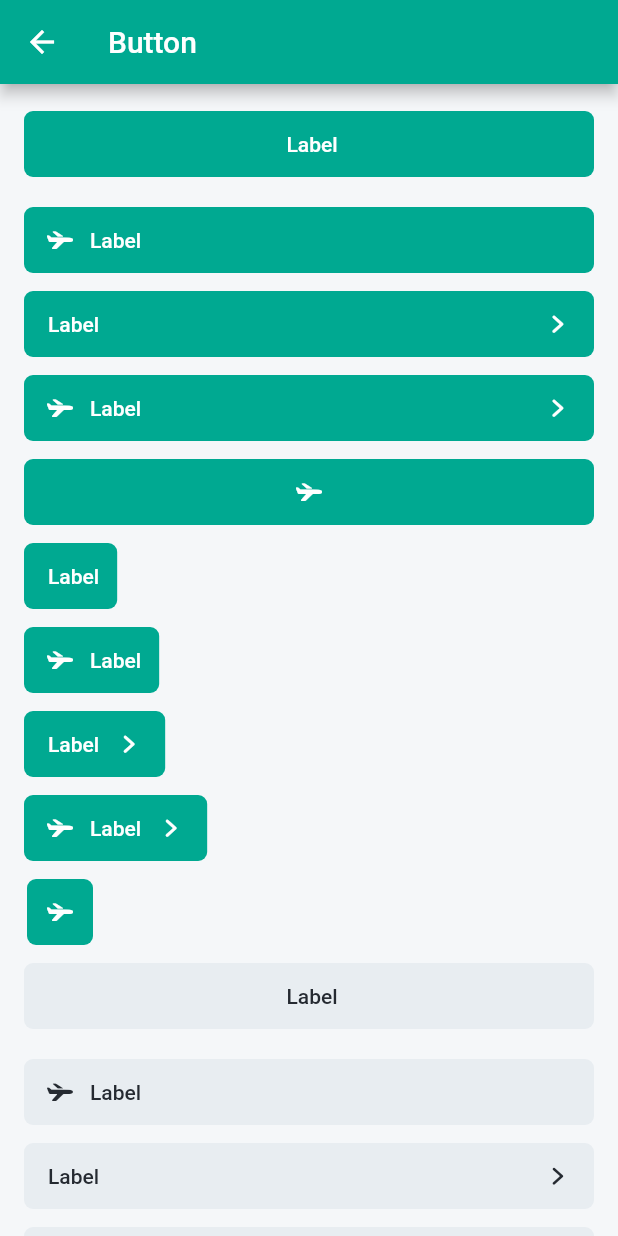
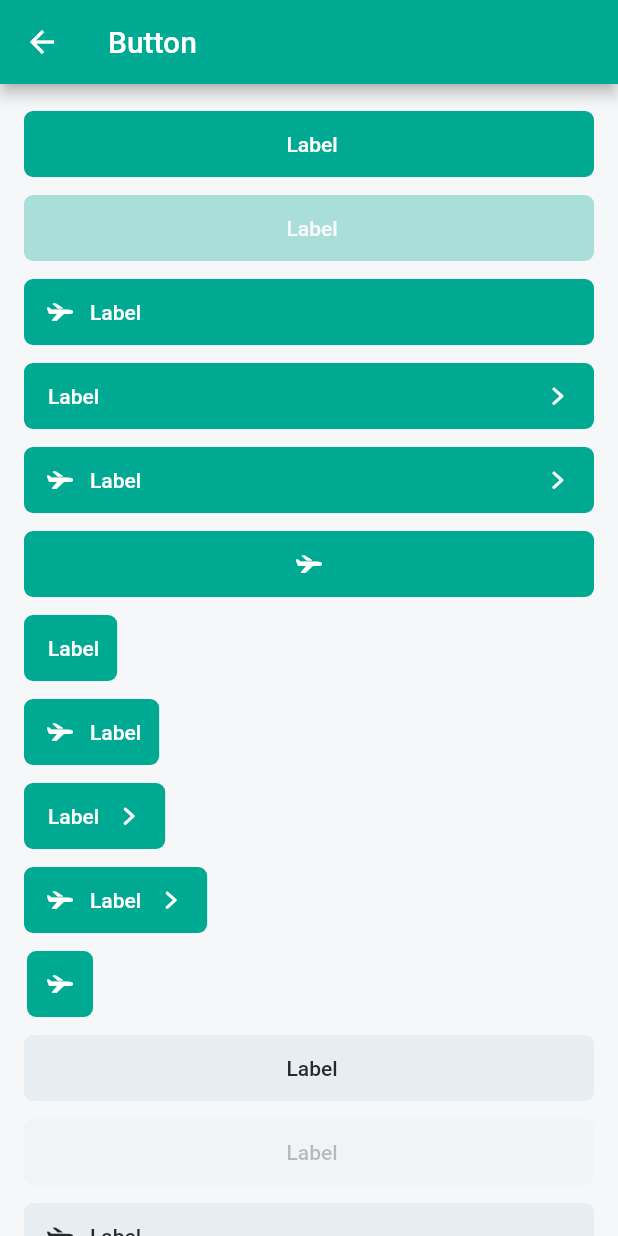
Before and after one commit to howiezuo/orbit-flutter, a Flutter app: the screen it shows after launch, after a tap on "Button", on a phone screen of 412 x 824 dp. Run offline on Flutter 3.47's test engine with Material 2 defaults, Android fonts, the phone set to English and light mode, and no system bars.

Commit message:
Button disabled

```diff
--- a/catalog/lib/src/components/button_page.dart
+++ b/catalog/lib/src/components/button_page.dart
@@ -23,6 +23,12 @@ class ButtonPage extends StatelessWidget {
       children: [
         Button(child: Text('Label'), onPressed: () => {}, type: type),
         SizedBox(height: 8),
+        Button(
+          child: Text('Label'),
+          onPressed: () => {},
+          type: type,
+          disabled: true,
+        ),
         SizedBox(height: 8),
         Button(
           child: Text('Label'),
--- a/lib/src/components/button.dart
+++ b/lib/src/components/button.dart
@@ -1,4 +1,4 @@
-import 'package:flutter/material.dart';
+import 'package:orbit/orbit.dart';
 
 import '../theme.dart';
 
@@ -6,7 +6,6 @@ import '../theme.dart';
  * TODO
  * shdow
  * ripple
- * disable
  * remove margin?
  */
 class Button extends StatelessWidget {
@@ -16,6 +15,7 @@ class Button extends StatelessWidget {
   final VoidCallback? onPressed;
   final ButtonType type;
   final bool fullWidth;
+  final bool disabled;
 
   bool get _hasLeftIcon => iconLeft != null;
   bool get _hasRightIcon => iconLeft == null;
@@ -30,6 +30,7 @@ class Button extends StatelessWidget {
     this.iconRight,
     this.type = ButtonType.primary,
     this.fullWidth = true,
+    this.disabled = false,
   }) : super(key: key);
 
   const Button.icon({
@@ -38,6 +39,7 @@ class Button extends StatelessWidget {
     required this.onPressed,
     this.type = ButtonType.primary,
     this.fullWidth = true,
+    this.disabled = false,
   })  : this.iconLeft = icon,
         this.child = null,
         this.iconRight = null,
@@ -49,13 +51,12 @@ class Button extends StatelessWidget {
     final style = _fromTheme(context);
 
     final content = _content(theme, style);
-    return ElevatedButton(
-      onPressed: onPressed,
+    return Opacity(
+      opacity: disabled ? style.opacityDisabled! : 1,
+      child: ElevatedButton(
+        onPressed: disabled ? null : onPressed,
         child: content,
         style: ElevatedButton.styleFrom(
-        primary: style.background,
-        onPrimary: style.textColor,
-        elevation: 0,
           textStyle: TextStyle(
             fontSize: style.fontSize,
             fontWeight: theme.baseTokens.fontWeightMedium,
@@ -66,12 +67,19 @@ class Button extends StatelessWidget {
               : Size(style.height!, style.height!),
           shape: RoundedRectangleBorder(
               borderRadius: BorderRadius.all(theme.baseTokens.borderRadius)),
+        ).copyWith(
+          backgroundColor: MaterialStateProperty.resolveWith<Color?>(
+              (states) => style.background),
+          foregroundColor: MaterialStateProperty.resolveWith<Color?>(
+              (states) => style.color),
+          elevation: MaterialStateProperty.resolveWith((states) => 0),
+        ),
       ),
     );
   }
 
   Widget _content(OrbitThemeData theme, ButtonStyle style) {
-    if (_onlyIcon) return _icon(theme, style, iconLeft);
+    if (_onlyIcon) return _icon(theme, iconLeft);
 
     if (child != null) {
       return Row(
@@ -82,14 +90,14 @@ class Button extends StatelessWidget {
         children: [
           Row(
             children: [
-              if (iconLeft != null) _icon(theme, style, iconLeft),
+              if (iconLeft != null) _icon(theme, iconLeft),
               if (iconLeft != null)
                 SizedBox(width: theme.baseTokens.spaceXsmall),
               child!,
             ],
           ),
           if (iconRight != null) SizedBox(width: theme.baseTokens.spaceXsmall),
-          if (iconRight != null) _icon(theme, style, iconRight),
+          if (iconRight != null) _icon(theme, iconRight),
         ],
       );
     }
@@ -97,12 +105,8 @@ class Button extends StatelessWidget {
     throw Exception('Either a child widget or an icon need to be applied');
   }
 
-  Widget _icon(OrbitThemeData theme, ButtonStyle style, IconData? icon) {
-    return Icon(
-      icon,
-      color: style.textColor,
-      size: theme.iconTokens.sizeMedium,
-    );
+  Widget _icon(OrbitThemeData theme, IconData? icon) {
+    return Icon(icon, size: theme.iconTokens.sizeMedium);
   }
 
   ButtonStyle _fromTheme(BuildContext context) {
@@ -154,35 +158,39 @@ class Button extends StatelessWidget {
     }
 
     return ButtonStyle.raw(
-      textColor: resolveTextColor(),
+      color: resolveTextColor(),
       background: resolveBackground(),
       height: defaultStyle.heightNormal!,
       fontSize: defaultStyle.fontSizeNormal!,
+      opacityDisabled: defaultStyle.opacityDisabled!,
       padding: resolvePadding(),
     );
   }
 }
 
 class ButtonStyle {
-  final Color? textColor;
+  final Color? color;
   final Color? background;
   final double? height;
   final double? fontSize;
+  final double? opacityDisabled;
   final EdgeInsets? padding;
 
   const ButtonStyle({
-    this.textColor,
+    this.color,
     this.background,
     this.height,
     this.fontSize,
+    this.opacityDisabled,
     this.padding,
   });
 
   const ButtonStyle.raw({
-    required Color this.textColor,
+    required Color this.color,
     required Color this.background,
     required double this.height,
     required double this.fontSize,
+    required double this.opacityDisabled,
     required EdgeInsets this.padding,
   });
 }
```
Lines whose indentation alone changed are shown as unchanged.
